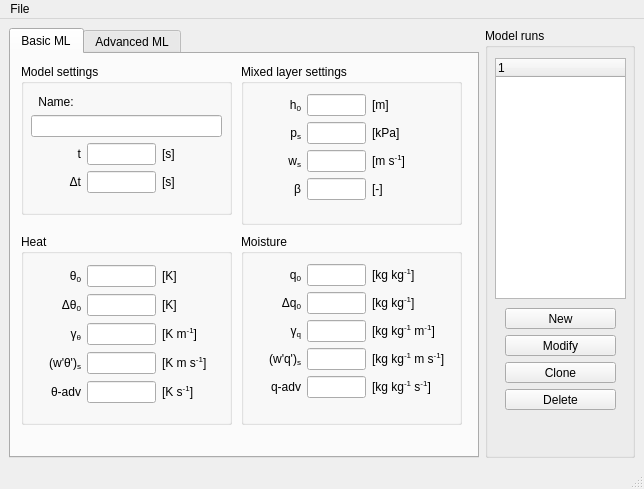
classmodel/modelgui, file mlmodel_UI/mainwindow.ui: the form before one commit.
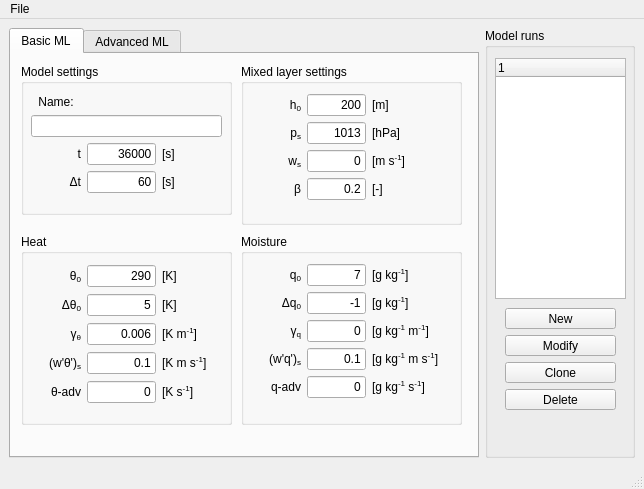
The form after the commit.

Commit message: Added default values to form

The edit to the form file:
```diff
--- a/mlmodel_UI/mainwindow.ui
+++ b/mlmodel_UI/mainwindow.ui
@@ -76,6 +76,9 @@
             <property name="toolTip">
              <string>Total simulation time</string>
             </property>
+            <property name="text">
+             <string>36000</string>
+            </property>
             <property name="alignment">
              <set>Qt::AlignRight|Qt::AlignTrailing|Qt::AlignVCenter</set>
             </property>
@@ -99,6 +102,9 @@
             <property name="toolTip">
              <string>Time step</string>
             </property>
+            <property name="text">
+             <string>60</string>
+            </property>
             <property name="alignment">
              <set>Qt::AlignRight|Qt::AlignTrailing|Qt::AlignVCenter</set>
             </property>
@@ -219,6 +225,9 @@
             <property name="toolTip">
              <string>Initial mixed layer potential temperature</string>
             </property>
+            <property name="text">
+             <string>290</string>
+            </property>
             <property name="alignment">
              <set>Qt::AlignRight|Qt::AlignTrailing|Qt::AlignVCenter</set>
             </property>
@@ -229,6 +238,9 @@
             <property name="toolTip">
              <string>Initial potential temperature jump at inversion</string>
             </property>
+            <property name="text">
+             <string>5</string>
+            </property>
             <property name="alignment">
              <set>Qt::AlignRight|Qt::AlignTrailing|Qt::AlignVCenter</set>
             </property>
@@ -239,6 +251,9 @@
             <property name="toolTip">
              <string>Free atmosphere potential temperature lapse rate</string>
             </property>
+            <property name="text">
+             <string>0.006</string>
+            </property>
             <property name="alignment">
              <set>Qt::AlignRight|Qt::AlignTrailing|Qt::AlignVCenter</set>
             </property>
@@ -262,6 +277,9 @@
             <property name="toolTip">
              <string>Surface kinematic heat flux</string>
             </property>
+            <property name="text">
+             <string>0.1</string>
+            </property>
             <property name="alignment">
              <set>Qt::AlignRight|Qt::AlignTrailing|Qt::AlignVCenter</set>
             </property>
@@ -337,6 +355,9 @@
             <property name="toolTip">
              <string>Advection of theta</string>
             </property>
+            <property name="text">
+             <string>0</string>
+            </property>
             <property name="alignment">
              <set>Qt::AlignRight|Qt::AlignTrailing|Qt::AlignVCenter</set>
             </property>
@@ -401,6 +422,9 @@
             <property name="toolTip">
              <string>Initial boundary layer height</string>
             </property>
+            <property name="text">
+             <string>200</string>
+            </property>
             <property name="alignment">
              <set>Qt::AlignRight|Qt::AlignTrailing|Qt::AlignVCenter</set>
             </property>
@@ -424,6 +448,9 @@
             <property name="toolTip">
              <string>Surface pressure</string>
             </property>
+            <property name="text">
+             <string>1013</string>
+            </property>
             <property name="alignment">
              <set>Qt::AlignRight|Qt::AlignTrailing|Qt::AlignVCenter</set>
             </property>
@@ -447,6 +474,9 @@
             <property name="toolTip">
              <string>Large scale vertical velocity</string>
             </property>
+            <property name="text">
+             <string>0</string>
+            </property>
             <property name="alignment">
              <set>Qt::AlignRight|Qt::AlignTrailing|Qt::AlignVCenter</set>
             </property>
@@ -471,7 +501,7 @@
              <string/>
             </property>
             <property name="text">
-             <string>&lt;html&gt;[kPa]&lt;/html&gt;</string>
+             <string>&lt;html&gt;[hPa]&lt;/html&gt;</string>
             </property>
             <property name="alignment">
              <set>Qt::AlignLeading|Qt::AlignLeft|Qt::AlignVCenter</set>
@@ -509,6 +539,9 @@
             <property name="toolTip">
              <string>Entrainment ratio for heat</string>
             </property>
+            <property name="text">
+             <string>0.2</string>
+            </property>
             <property name="alignment">
              <set>Qt::AlignRight|Qt::AlignTrailing|Qt::AlignVCenter</set>
             </property>
@@ -573,6 +606,9 @@
             <property name="toolTip">
              <string>Initial specific humidity</string>
             </property>
+            <property name="text">
+             <string>7</string>
+            </property>
             <property name="alignment">
              <set>Qt::AlignRight|Qt::AlignTrailing|Qt::AlignVCenter</set>
             </property>
@@ -596,6 +632,9 @@
             <property name="toolTip">
              <string>Initial specific humidity jump at inversion</string>
             </property>
+            <property name="text">
+             <string>-1</string>
+            </property>
             <property name="alignment">
              <set>Qt::AlignRight|Qt::AlignTrailing|Qt::AlignVCenter</set>
             </property>
@@ -619,6 +658,9 @@
             <property name="toolTip">
              <string>Free atmosphere specific humidity lapse rate</string>
             </property>
+            <property name="text">
+             <string>0</string>
+            </property>
             <property name="alignment">
              <set>Qt::AlignRight|Qt::AlignTrailing|Qt::AlignVCenter</set>
             </property>
@@ -642,6 +684,9 @@
             <property name="toolTip">
              <string>Surface kinematic moisture flux</string>
             </property>
+            <property name="text">
+             <string>0.1</string>
+            </property>
             <property name="alignment">
              <set>Qt::AlignRight|Qt::AlignTrailing|Qt::AlignVCenter</set>
             </property>
@@ -653,7 +698,7 @@
              <string/>
             </property>
             <property name="text">
-             <string>&lt;html&gt;[kg kg&lt;sup&gt;-1&lt;/sup&gt;]&lt;/html&gt;</string>
+             <string>&lt;html&gt;[g kg&lt;sup&gt;-1&lt;/sup&gt;]&lt;/html&gt;</string>
             </property>
             <property name="alignment">
              <set>Qt::AlignLeading|Qt::AlignLeft|Qt::AlignVCenter</set>
@@ -666,7 +711,7 @@
              <string/>
             </property>
             <property name="text">
-             <string>&lt;html&gt;[kg kg&lt;sup&gt;-1&lt;/sup&gt;]&lt;/html&gt;</string>
+             <string>&lt;html&gt;[g kg&lt;sup&gt;-1&lt;/sup&gt;]&lt;/html&gt;</string>
             </property>
             <property name="alignment">
              <set>Qt::AlignLeading|Qt::AlignLeft|Qt::AlignVCenter</set>
@@ -679,7 +724,7 @@
              <string/>
             </property>
             <property name="text">
-             <string>&lt;html&gt;[kg kg&lt;sup&gt;-1&lt;/sup&gt; m&lt;sup&gt;-1&lt;/sup&gt;]&lt;/html&gt;</string>
+             <string>&lt;html&gt;[g kg&lt;sup&gt;-1&lt;/sup&gt; m&lt;sup&gt;-1&lt;/sup&gt;]&lt;/html&gt;</string>
             </property>
             <property name="alignment">
              <set>Qt::AlignLeading|Qt::AlignLeft|Qt::AlignVCenter</set>
@@ -692,7 +737,7 @@
              <string/>
             </property>
             <property name="text">
-             <string>&lt;html&gt;[kg kg&lt;sup&gt;-1&lt;/sup&gt; m s&lt;sup&gt;-1&lt;/sup&gt;]&lt;/html&gt;</string>
+             <string>&lt;html&gt;[g kg&lt;sup&gt;-1&lt;/sup&gt; m s&lt;sup&gt;-1&lt;/sup&gt;]&lt;/html&gt;</string>
             </property>
             <property name="alignment">
              <set>Qt::AlignLeading|Qt::AlignLeft|Qt::AlignVCenter</set>
@@ -717,6 +762,9 @@
             <property name="toolTip">
              <string>Advection of moisture</string>
             </property>
+            <property name="text">
+             <string>0</string>
+            </property>
             <property name="alignment">
              <set>Qt::AlignRight|Qt::AlignTrailing|Qt::AlignVCenter</set>
             </property>
@@ -728,7 +776,7 @@
              <string/>
             </property>
             <property name="text">
-             <string>&lt;html&gt;[kg kg&lt;sup&gt;-1&lt;/sup&gt; s&lt;sup&gt;-1&lt;/sup&gt;]&lt;/html&gt;</string>
+             <string>&lt;html&gt;[g kg&lt;sup&gt;-1&lt;/sup&gt; s&lt;sup&gt;-1&lt;/sup&gt;]&lt;/html&gt;</string>
             </property>
             <property name="alignment">
              <set>Qt::AlignLeading|Qt::AlignLeft|Qt::AlignVCenter</set>
```
